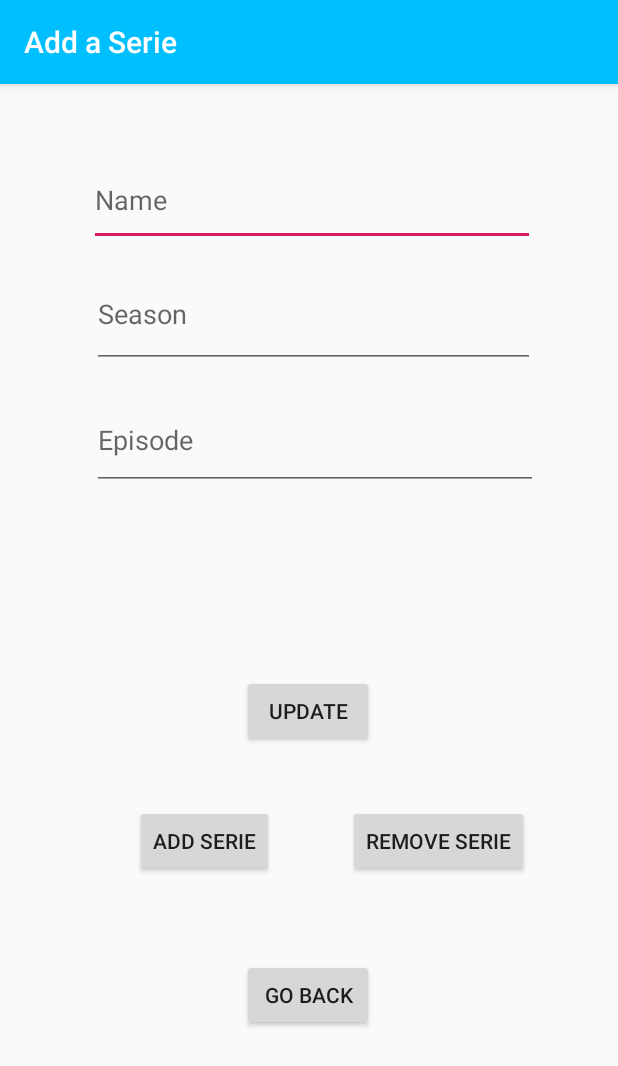
After one commit to CodernTon/TrackSeries, an Android app: the AddSeries screen opened directly, with no data from a screen before it, on a phone screen of 412 x 824 dp. The commit adds this screen. Shown: the top 1066 px of the screen. Run offline under Robolectric (Android 15) with nearby library versions, the phone set to English and light mode, and no system bars.

Commit message:
V2 Functioning app

```diff
--- a/app/build.gradle
+++ b/app/build.gradle
@@ -25,6 +25,5 @@ dependencies {
     implementation 'com.android.support:recyclerview-v7:28.0.0'
     implementation 'com.android.support.constraint:constraint-layout:1.1.3'
     testImplementation 'junit:junit:4.12'
-    androidTestImplementation 'com.android.support.test:runner:1.0.2'
     androidTestImplementation 'com.android.support.test.espresso:espresso-core:3.0.2'
 }
--- /dev/null
+++ b/app/src/main/res/layout/activity_addseries.xml
@@ -0,0 +1,124 @@
+<?xml version="1.0" encoding="utf-8"?>
+
+<android.support.constraint.ConstraintLayout
+    xmlns:android="http://schemas.android.com/apk/res/android"
+    xmlns:app="http://schemas.android.com/apk/res-auto"
+    xmlns:tools="http://schemas.android.com/tools"
+    android:layout_width="match_parent"
+    android:layout_height="match_parent"
+    tools:context=".AddSeries">
+
+
+    <Button
+        android:id="@+id/addSerie"
+        android:layout_width="wrap_content"
+        android:layout_height="wrap_content"
+        android:layout_marginStart="8dp"
+        android:layout_marginEnd="8dp"
+        android:layout_marginBottom="8dp"
+        android:onClick="addSerie"
+        android:text="@string/add_series"
+        app:layout_constraintBottom_toBottomOf="parent"
+        app:layout_constraintEnd_toEndOf="parent"
+        app:layout_constraintHorizontal_bias="0.271"
+        app:layout_constraintStart_toStartOf="parent"
+        app:layout_constraintTop_toTopOf="parent"
+        app:layout_constraintVertical_bias="0.675" />
+
+    <Button
+        android:id="@+id/removeSerie"
+        android:layout_width="wrap_content"
+        android:layout_height="wrap_content"
+        android:layout_marginStart="8dp"
+        android:layout_marginEnd="8dp"
+        android:layout_marginBottom="8dp"
+        android:onClick="removeSerie"
+        android:text="@string/remove_serie"
+        app:layout_constraintBottom_toBottomOf="parent"
+        app:layout_constraintEnd_toEndOf="parent"
+        app:layout_constraintHorizontal_bias="0.813"
+        app:layout_constraintStart_toStartOf="parent"
+        app:layout_constraintTop_toTopOf="parent"
+        app:layout_constraintVertical_bias="0.675" />
+
+    <Button
+        android:id="@+id/backButton"
+        android:layout_width="wrap_content"
+        android:layout_height="wrap_content"
+        android:layout_marginStart="8dp"
+        android:layout_marginTop="8dp"
+        android:layout_marginEnd="8dp"
+        android:layout_marginBottom="8dp"
+        android:onClick="goToShowSerie"
+        android:text="@string/go_back"
+        app:layout_constraintBottom_toBottomOf="parent"
+        app:layout_constraintEnd_toEndOf="parent"
+        app:layout_constraintHorizontal_bias="0.498"
+        app:layout_constraintStart_toStartOf="parent"
+        app:layout_constraintTop_toTopOf="parent"
+        app:layout_constraintVertical_bias="0.817" />
+
+    <EditText
+        android:id="@+id/serieName"
+        android:layout_width="297dp"
+        android:layout_height="61dp"
+        android:layout_marginStart="8dp"
+        android:layout_marginTop="8dp"
+        android:layout_marginEnd="8dp"
+        android:layout_marginBottom="8dp"
+        android:hint="Name"
+        app:layout_constraintBottom_toBottomOf="parent"
+        app:layout_constraintEnd_toEndOf="parent"
+        app:layout_constraintHorizontal_bias="0.52"
+        app:layout_constraintStart_toStartOf="parent"
+        app:layout_constraintTop_toTopOf="parent"
+        app:layout_constraintVertical_bias="0.056" />
+
+    <EditText
+        android:id="@+id/serieSeason"
+        android:layout_width="295dp"
+        android:layout_height="71dp"
+        android:layout_marginStart="8dp"
+        android:layout_marginTop="8dp"
+        android:layout_marginEnd="8dp"
+        android:hint="Season"
+        app:layout_constraintBottom_toBottomOf="parent"
+        app:layout_constraintEnd_toEndOf="parent"
+        app:layout_constraintHorizontal_bias="0.53"
+        app:layout_constraintStart_toStartOf="parent"
+        app:layout_constraintTop_toTopOf="@+id/serieName"
+        app:layout_constraintVertical_bias="0.099" />
+
+    <EditText
+        android:id="@+id/serieEpisode"
+        android:layout_width="297dp"
+        android:layout_height="66dp"
+        android:layout_marginStart="8dp"
+        android:layout_marginTop="8dp"
+        android:layout_marginEnd="8dp"
+        android:hint="Episode"
+        app:layout_constraintBottom_toBottomOf="parent"
+        app:layout_constraintEnd_toEndOf="parent"
+        app:layout_constraintHorizontal_bias="0.54"
+        app:layout_constraintStart_toStartOf="parent"
+        app:layout_constraintTop_toTopOf="@+id/serieName"
+        app:layout_constraintVertical_bias="0.232" />
+
+    <Button
+        android:id="@+id/update"
+        android:layout_width="wrap_content"
+        android:layout_height="wrap_content"
+        android:layout_marginStart="8dp"
+        android:layout_marginTop="8dp"
+        android:layout_marginEnd="8dp"
+        android:layout_marginBottom="8dp"
+        android:onClick="updateSerie"
+        android:text="Update"
+        app:layout_constraintBottom_toBottomOf="parent"
+        app:layout_constraintEnd_toEndOf="parent"
+        app:layout_constraintHorizontal_bias="0.498"
+        app:layout_constraintStart_toStartOf="parent"
+        app:layout_constraintTop_toTopOf="parent"
+        app:layout_constraintVertical_bias="0.548" />
+
+</android.support.constraint.ConstraintLayout>
--- a/app/src/main/res/values/strings.xml
+++ b/app/src/main/res/values/strings.xml
@@ -1,13 +1,19 @@
 <resources>
-    <string name="app_name">TrackYourSeries</string>
+    <string name="app_name">TrackYourWatchings</string>
     <string name="Load">Load</string>
     <string name="load">Load</string>
     <string name="name">Name</string>
     <string name="season">Season</string>
     <string name="add">Add</string>
-    <string name="update">Update</string>
-    <string name="episode">Episode</string>
     <string name="test">test</string>
     <string name="find">Find</string>
     <string name="delete">Delete</string>
+    <string name="load_series">Load Series</string>
+    <string name="add_serie">Add serie</string>
+    <string name="go_back">Go Back</string>
+    <string name="add_series">  Add Serie  </string>
+    <string name="examplename">ExampleName</string>
+    <string name="load_data">Load data</string>
+    <string name="remove_serie">Remove Serie</string>
+    <string name="movie">Add Movie</string>
 </resources>
```
Also changed, not shown: app/src/main/AndroidManifest.xml (+7 -3 lines), app/src/main/java/com/example/antonlyngfelt/trackyourseries/AddMovie.java (added, +19 -0 lines), app/src/main/java/com/example/antonlyngfelt/trackyourseries/AddSerie.java (deleted, +0 -31 lines), app/src/main/java/com/example/antonlyngfelt/trackyourseries/AddSeries.java (added, +96 -0 lines), app/src/main/java/com/example/antonlyngfelt/trackyourseries/MainActivity.java (deleted, +0 -131 lines), app/src/main/java/com/example/antonlyngfelt/trackyourseries/Movie.java (added, +49 -0 lines), app/src/main/java/com/example/antonlyngfelt/trackyourseries/PresentResults.java (added, +50 -0 lines), app/src/main/res/layout/activity_addmovies.xml (renamed from app/src/main/res/layout/activity_addserie.xml, +8 -16 lines), app/src/main/res/layout/activity_main.xml (deleted, +0 -127 lines), app/src/main/res/layout/activity_presentresult.xml (added, +70 -0 lines).
